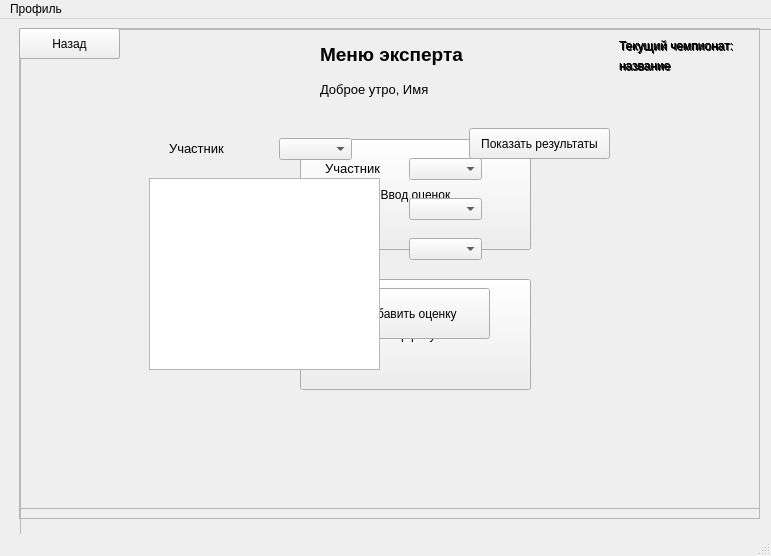
Old version of the form ui_files/ExpertWindowUi.ui in the repository antons201/WorldSkills__CourseWork.
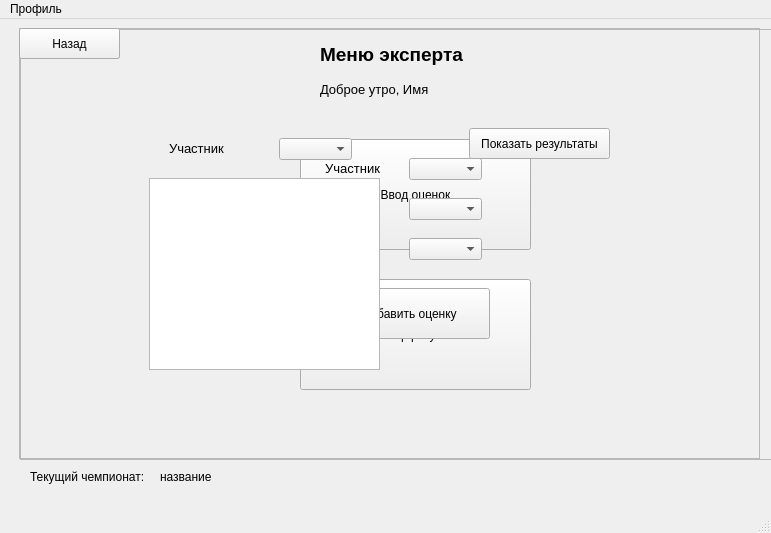
New version of the form.

Patch:
```diff
--- a/ui_files/ExpertWindowUi.ui
+++ b/ui_files/ExpertWindowUi.ui
@@ -7,7 +7,7 @@
     <x>0</x>
     <y>0</y>
     <width>771</width>
-    <height>556</height>
+    <height>533</height>
    </rect>
   </property>
   <property name="windowTitle">
@@ -20,7 +20,7 @@
       <x>20</x>
       <y>10</y>
       <width>761</width>
-      <height>531</height>
+      <height>431</height>
      </rect>
     </property>
     <property name="frameShape">
@@ -93,32 +93,6 @@
       <string>Ввод оценок</string>
      </property>
     </widget>
-    <widget class="QLabel" name="NameChempionshipsLabel_2">
-     <property name="geometry">
-      <rect>
-       <x>600</x>
-       <y>30</y>
-       <width>81</width>
-       <height>16</height>
-      </rect>
-     </property>
-     <property name="text">
-      <string>название</string>
-     </property>
-    </widget>
-    <widget class="QLabel" name="ThisChempionshipsLabel_2">
-     <property name="geometry">
-      <rect>
-       <x>600</x>
-       <y>10</y>
-       <width>141</width>
-       <height>16</height>
-      </rect>
-     </property>
-     <property name="text">
-      <string>Текущий чемпионат:</string>
-     </property>
-    </widget>
    </widget>
    <widget class="QFrame" name="MarksFrame">
     <property name="geometry">
@@ -126,7 +100,7 @@
       <x>19</x>
       <y>9</y>
       <width>741</width>
-      <height>491</height>
+      <height>431</height>
      </rect>
     </property>
     <property name="frameShape">
@@ -254,32 +228,6 @@
       <string>Назад</string>
      </property>
     </widget>
-    <widget class="QLabel" name="NameChempionshipsLabel_3">
-     <property name="geometry">
-      <rect>
-       <x>600</x>
-       <y>30</y>
-       <width>81</width>
-       <height>16</height>
-      </rect>
-     </property>
-     <property name="text">
-      <string>название</string>
-     </property>
-    </widget>
-    <widget class="QLabel" name="ThisChempionshipsLabel_3">
-     <property name="geometry">
-      <rect>
-       <x>600</x>
-       <y>10</y>
-       <width>141</width>
-       <height>16</height>
-      </rect>
-     </property>
-     <property name="text">
-      <string>Текущий чемпионат:</string>
-     </property>
-    </widget>
    </widget>
    <widget class="QFrame" name="ResultsFrame">
     <property name="geometry">
@@ -287,7 +235,7 @@
       <x>19</x>
       <y>9</y>
       <width>741</width>
-      <height>481</height>
+      <height>431</height>
      </rect>
     </property>
     <property name="frameShape">
@@ -360,33 +308,38 @@
       <string>Назад</string>
      </property>
     </widget>
-    <widget class="QLabel" name="NameChempionshipsLabel">
-     <property name="geometry">
-      <rect>
-       <x>600</x>
-       <y>30</y>
-       <width>81</width>
-       <height>16</height>
-      </rect>
-     </property>
-     <property name="text">
-      <string>название</string>
-     </property>
-    </widget>
-    <widget class="QLabel" name="ThisChempionshipsLabel">
-     <property name="geometry">
-      <rect>
-       <x>600</x>
-       <y>10</y>
-       <width>141</width>
-       <height>16</height>
-      </rect>
-     </property>
-     <property name="text">
-      <string>Текущий чемпионат:</string>
-     </property>
-    </widget>
    </widget>
+   <widget class="QLabel" name="ThisChempionshipsLabel_4">
+    <property name="geometry">
+     <rect>
+      <x>30</x>
+      <y>450</y>
+      <width>141</width>
+      <height>16</height>
+     </rect>
+    </property>
+    <property name="text">
+     <string>Текущий чемпионат:</string>
+    </property>
+   </widget>
+   <widget class="QLabel" name="NameChempionshipsLabel">
+    <property name="geometry">
+     <rect>
+      <x>160</x>
+      <y>450</y>
+      <width>81</width>
+      <height>16</height>
+     </rect>
+    </property>
+    <property name="text">
+     <string>название</string>
+    </property>
+   </widget>
+   <zorder>ThisChempionshipsLabel_4</zorder>
+   <zorder>NameChempionshipsLabel</zorder>
+   <zorder>MainFrame</zorder>
+   <zorder>MarksFrame</zorder>
+   <zorder>ResultsFrame</zorder>
   </widget>
   <widget class="QMenuBar" name="menubar">
    <property name="geometry">
```
